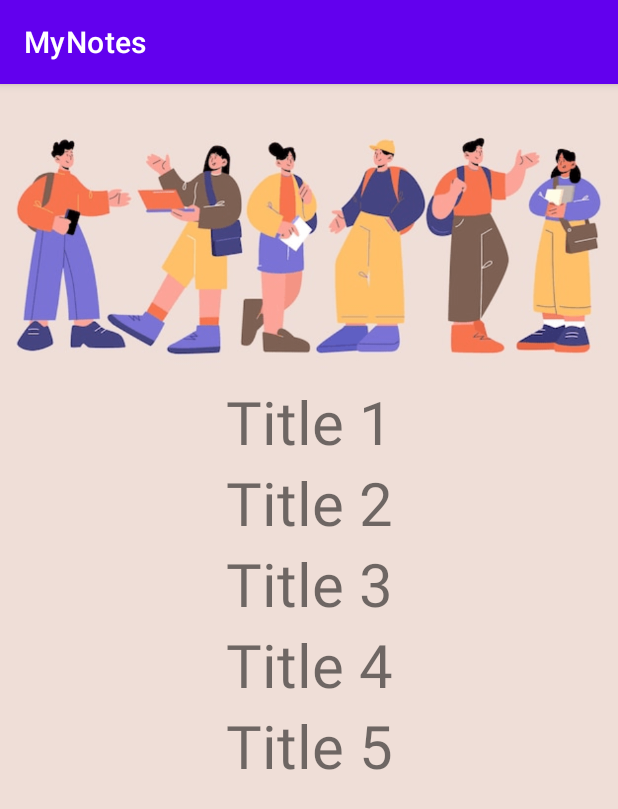
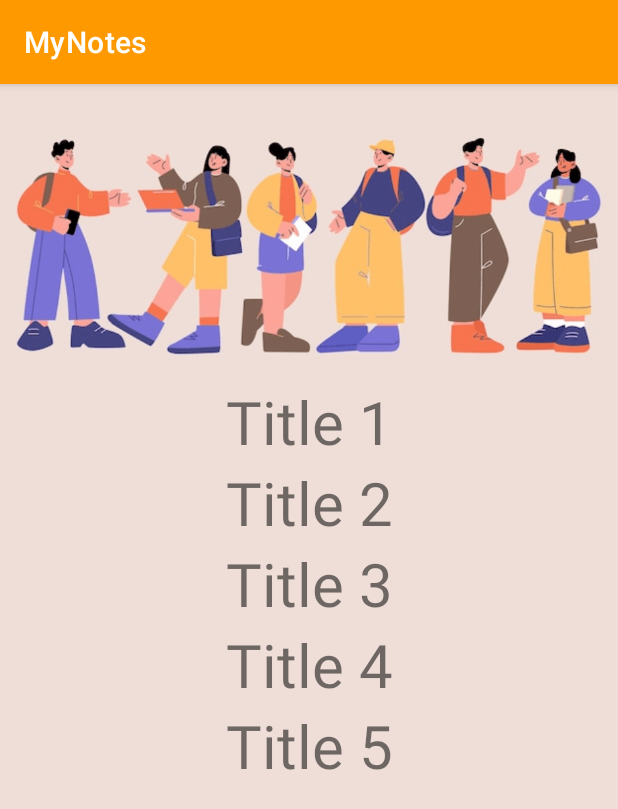
Before and after one commit to AlexYach1973/MyNotes, an Android app: the screen it shows after launch (MainActivity), on a phone screen of 412 x 824 dp. Shown: the top 809 px of the screen. Run offline under Robolectric (Android 15) with nearby library versions, the phone set to English and light mode, and no system bars.

Commit message:
Lesson 7

```diff
--- a/app/src/main/res/values/colors.xml
+++ b/app/src/main/res/values/colors.xml
@@ -1,8 +1,10 @@
 <?xml version="1.0" encoding="utf-8"?>
 <resources>
     <color name="purple_200">#FFBB86FC</color>
-    <color name="purple_500">#FF6200EE</color>
-    <color name="purple_700">#FF3700B3</color>
+    <color name="purple_500">#FFFF9900</color>
+<!--    <color name="purple_500">#FF6200EE</color>-->
+    <color name="purple_700">#FFFF9900</color>
+<!--    <color name="purple_700">#FF3700B3</color>-->
 <!--    <color name="teal_200">#FF03DAC5</color>-->
     <color name="teal_200">#FFEFDED7</color>
     <color name="teal_700">#FF018786</color>
```
